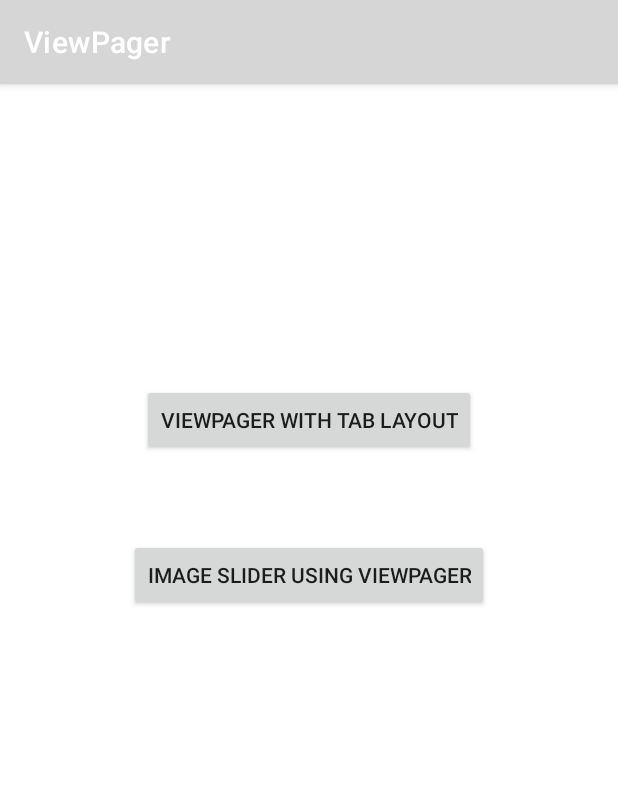
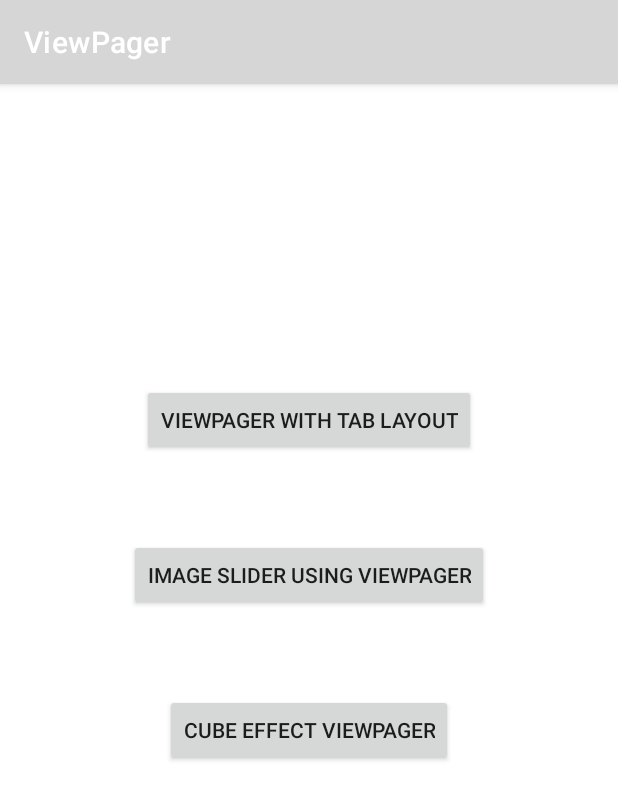
Before and after one commit to fahadammar/viewpager, an Android app: the screen it shows after launch (MainActivity), on a phone screen of 412 x 824 dp. Shown: the top 800 px of the screen. Run offline under Robolectric (Android 15) with nearby library versions, the phone set to English and light mode, and no system bars.

Commit message:
Added the Cube Effect view pager

```diff
--- a/app/build.gradle
+++ b/app/build.gradle
@@ -1,5 +1,6 @@
 plugins {
     id 'com.android.application'
+    id 'kotlin-android'
     id 'org.jetbrains.kotlin.android'
 }
 
--- a/app/src/main/java/com/example/viewpager/MainActivity.kt
+++ b/app/src/main/java/com/example/viewpager/MainActivity.kt
@@ -4,6 +4,7 @@ import android.content.Intent
 import androidx.appcompat.app.AppCompatActivity
 import android.os.Bundle
 import android.view.View
+import com.example.viewpager.activities.CubeEffectActivity
 import com.example.viewpager.activities.ImageViewPagerActivity
 import com.example.viewpager.activities.TabViewPagerActivity
 import com.example.viewpager.databinding.ActivityMainBinding
@@ -21,22 +22,19 @@ class MainActivity : AppCompatActivity() {
     }
 
     private fun buttonClicks(binding: ActivityMainBinding) {
-        binding.appCompatButton.setOnClickListener(){
-            jumpToTabViewPagerActivity()
+        binding.viewPagerTabLayout.setOnClickListener(){
+            val intent = Intent(this, TabViewPagerActivity::class.java)
+            startActivity(intent)
         }
 
-        binding.appCompatButton2.setOnClickListener(){
-            jumpToImageViewPagerActivity()
+        binding.viewPagerImageSlider.setOnClickListener(){
+            val intent = Intent(this, ImageViewPagerActivity::class.java)
+            startActivity(intent)
+        }
+
+        binding.viewPagerCubeScalingAnimation.setOnClickListener {
+            val intent = Intent(this, CubeEffectActivity::class.java)
+            startActivity(intent)
         }
     }
-
-    fun jumpToTabViewPagerActivity(){
-        val intent = Intent(this, TabViewPagerActivity::class.java)
-        startActivity(intent)
-    }
-
-    fun jumpToImageViewPagerActivity(){
-        val intent = Intent(this, ImageViewPagerActivity::class.java)
-        startActivity(intent)
-    }
 }
--- a/app/src/main/java/com/example/viewpager/activities/ImageViewPagerActivity.kt
+++ b/app/src/main/java/com/example/viewpager/activities/ImageViewPagerActivity.kt
@@ -16,6 +16,6 @@ class ImageViewPagerActivity : AppCompatActivity() {
         setContentView(view)
 
         var imageViewPager = binding.imageViewPager
-        imageViewPager.adapter = ImageSliderModel.getImageSliderAdapter(this@ImageViewPagerActivity)
+        imageViewPager.adapter = ImageSliderModel.getImageSliderAdapter(this@ImageViewPagerActivity, false)
     }
 }
--- a/app/src/main/java/com/example/viewpager/model/ImageSliderModel.kt
+++ b/app/src/main/java/com/example/viewpager/model/ImageSliderModel.kt
@@ -10,8 +10,8 @@ class ImageSliderModel {
         private val TAG = "imageSliderModel"
         private lateinit var imageList : ArrayList<Int>
 
-        fun getImageSliderAdapter(context : Context) : ImageSliderAdapter{
-            return ImageSliderAdapter(context, getImageList())
+        fun getImageSliderAdapter(context : Context, flag : Boolean) : ImageSliderAdapter{
+            return ImageSliderAdapter(context, getImageList(), flag)
         }
 
         private fun getImageList() : ArrayList<Int>{
--- a/app/src/main/res/layout/activity_main.xml
+++ b/app/src/main/res/layout/activity_main.xml
@@ -7,24 +7,36 @@
     tools:context=".MainActivity">
 
     <androidx.appcompat.widget.AppCompatButton
-        android:id="@+id/appCompatButton"
+        android:id="@+id/viewPagerTabLayout"
+        android:text="@string/viewpager_with_tab_layout"
         android:layout_width="wrap_content"
         android:layout_height="wrap_content"
         android:layout_marginTop="200dp"
-        android:text="@string/viewpager_with_tab_layout"
         app:layout_constraintEnd_toEndOf="parent"
         app:layout_constraintStart_toStartOf="parent"
         app:layout_constraintTop_toTopOf="parent"
     />
 
     <androidx.appcompat.widget.AppCompatButton
-        android:id="@+id/appCompatButton2"
+        android:id="@+id/viewPagerImageSlider"
+        android:text="@string/image_slider_using_viewpager"
         android:layout_width="wrap_content"
         android:layout_height="wrap_content"
-        android:text="@string/image_slider_using_viewpager"
         android:layout_marginTop="55dp"
         app:layout_constraintEnd_toEndOf="parent"
         app:layout_constraintStart_toStartOf="parent"
-        app:layout_constraintTop_toBottomOf="@+id/appCompatButton"
+        app:layout_constraintTop_toBottomOf="@+id/viewPagerTabLayout"
     />
+
+    <androidx.appcompat.widget.AppCompatButton
+        android:id="@+id/viewPagerCubeScalingAnimation"
+        android:text="@string/cube_effect_viewpager"
+        android:layout_width="wrap_content"
+        android:layout_height="wrap_content"
+        android:layout_marginTop="55dp"
+        app:layout_constraintEnd_toEndOf="parent"
+        app:layout_constraintStart_toStartOf="parent"
+        app:layout_constraintTop_toBottomOf="@+id/viewPagerImageSlider"
+    />
+
 </androidx.constraintlayout.widget.ConstraintLayout>
--- a/app/src/main/res/values/strings.xml
+++ b/app/src/main/res/values/strings.xml
@@ -4,4 +4,6 @@
     <string name="hello_blank_fragment">Hello blank fragment</string>
     <string name="viewpager_with_tab_layout">ViewPager with Tab Layout</string>
     <string name="image_slider_using_viewpager">Image Slider Using ViewPager</string>
+    <string name="imageContentDescription">Image</string>
+    <string name="cube_effect_viewpager">Cube Effect ViewPager</string>
 </resources>
```
Also changed, not shown: app/src/main/AndroidManifest.xml (+7 -0 lines), app/src/main/java/com/example/viewpager/activities/CubeEffectActivity.kt (added, +25 -0 lines), app/src/main/java/com/example/viewpager/adapter/CubeEffectViewPager.kt (added, +44 -0 lines), app/src/main/java/com/example/viewpager/adapter/ImageSliderAdapter.kt (+11 -1 lines), app/src/main/java/com/example/viewpager/animation/AnimationCubeInScaling.kt (added, +49 -0 lines), app/src/main/res/layout/activity_cube_effect.xml (added, +19 -0 lines), app/src/main/res/layout/image_items_for_cube.xml (added, +15 -0 lines).
